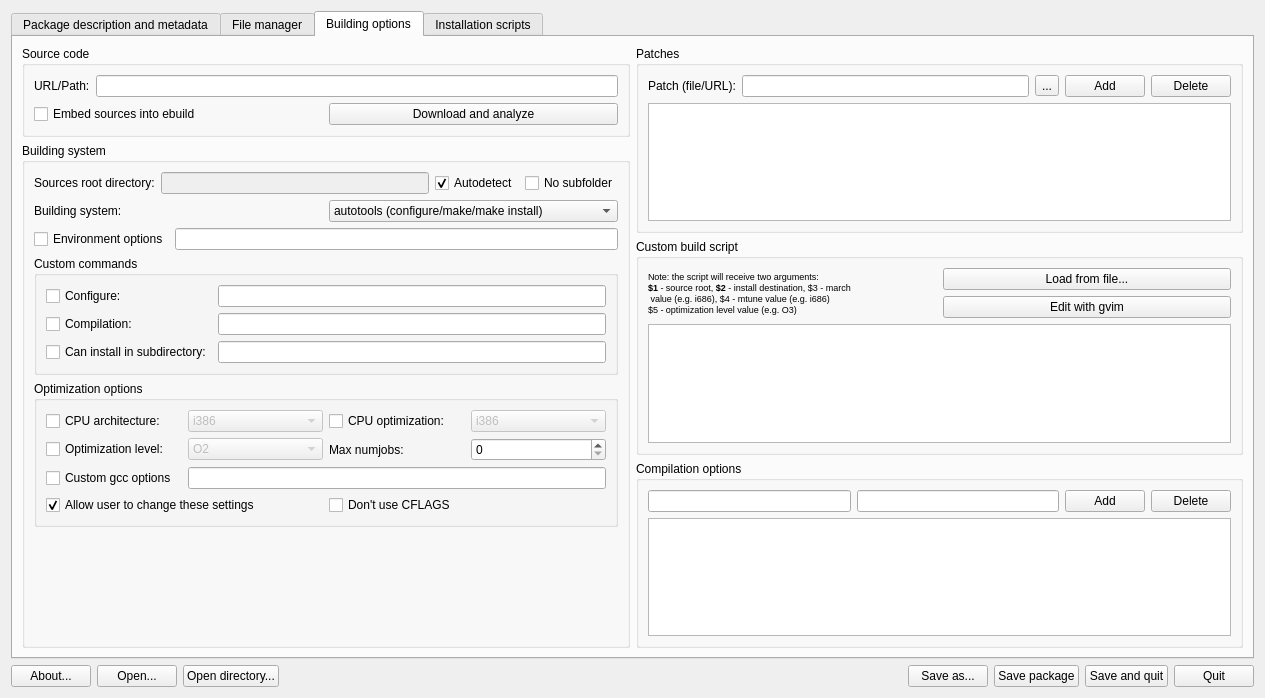
Qt form mpkg/packagebuilder/package_builder.ui (BackupTheBerlios/mops) before a commit.
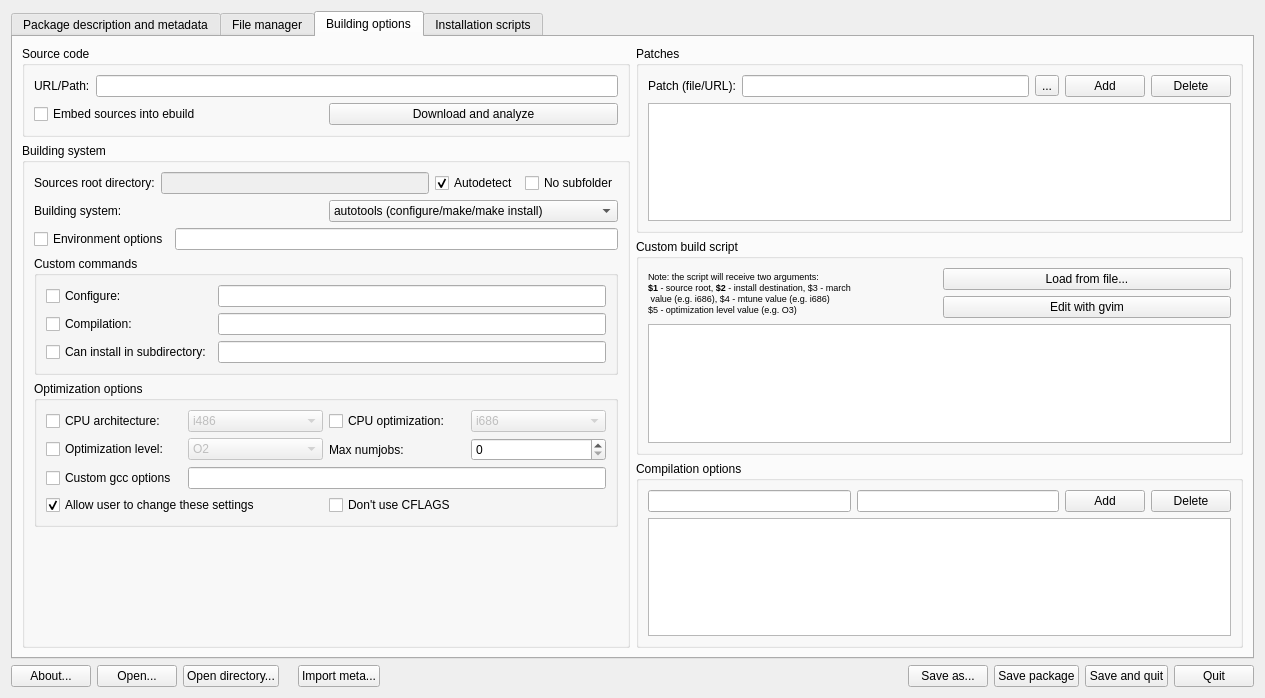
The same form after that commit. The open tabs and pages were chosen to show the change. Icons and pictures are not drawn. Custom widgets are drawn as their Qt base class.

Diff of the .ui file:
```diff
--- a/mpkg/packagebuilder/package_builder.ui
+++ b/mpkg/packagebuilder/package_builder.ui
@@ -1419,7 +1419,7 @@
                     <bool>false</bool>
                    </property>
                    <property name="currentIndex" >
-                    <number>0</number>
+                    <number>1</number>
                    </property>
                    <item>
                     <property name="text" >
@@ -1516,7 +1516,7 @@
                     <bool>false</bool>
                    </property>
                    <property name="currentIndex" >
-                    <number>0</number>
+                    <number>4</number>
                    </property>
                    <item>
                     <property name="text" >
@@ -2154,6 +2154,16 @@
        </property>
       </widget>
      </item>
+     <item>
+      <widget class="QPushButton" name="importDescriptionButton" >
+       <property name="text" >
+        <string>Import meta...</string>
+       </property>
+       <property name="icon" >
+        <iconset>../../../usr/share/mpkg/packagebuilder/icons/advancedsettings.png</iconset>
+       </property>
+      </widget>
+     </item>
      <item>
       <spacer>
        <property name="orientation" >
```
Left out of the diff: 44 changed lines with no effect on the pictures.
